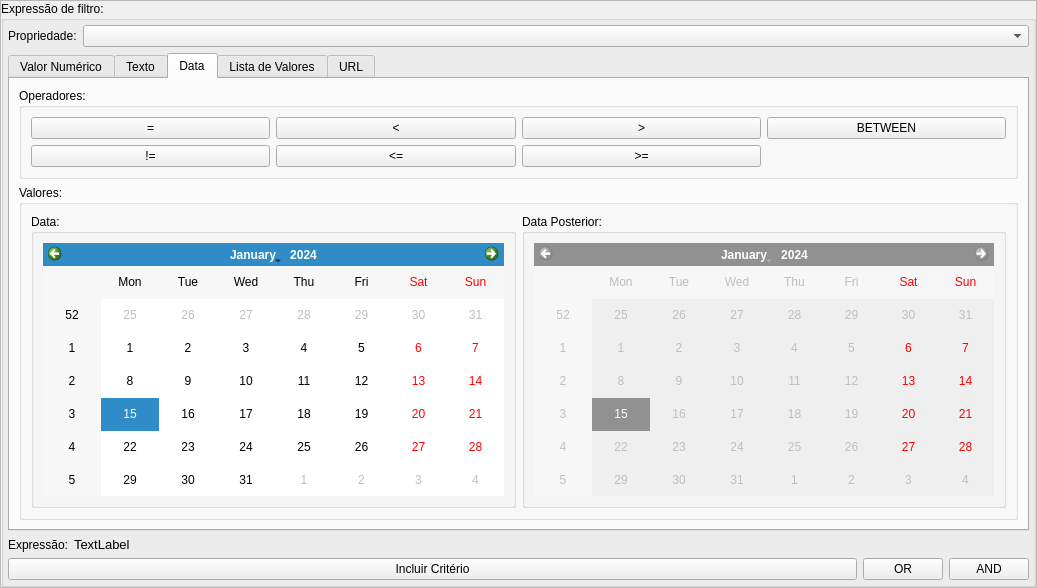
First picture: the form in IBGEVisualizer/gui/v2/components/frame_filter_expression.ui, repository IDEHCO3/hyper-qgis-plugin, before the edit.
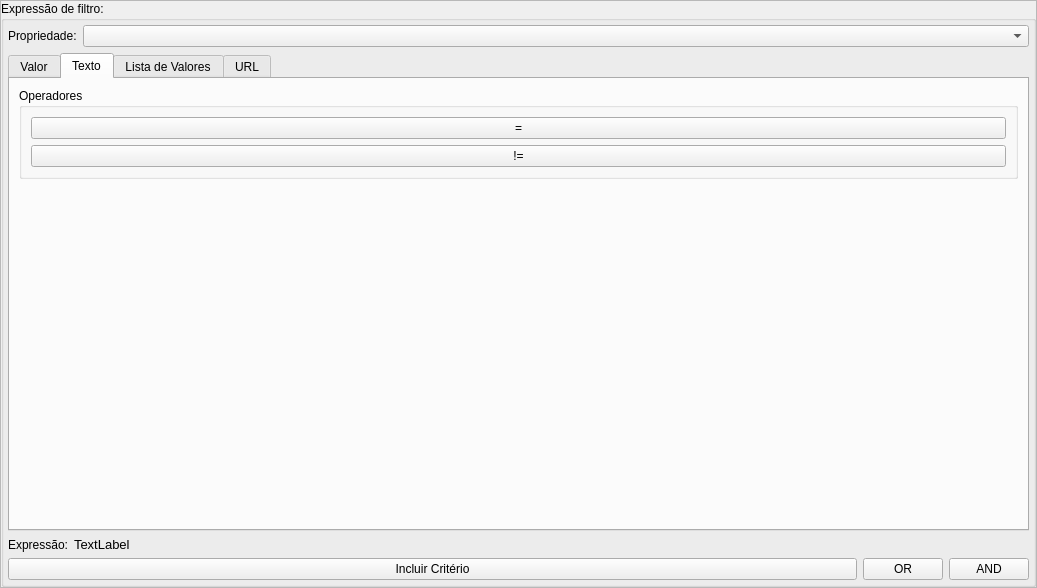
Second picture: the form after the edit. The open tabs and pages were chosen to show the change.

```diff
--- a/IBGEVisualizer/gui/v2/components/frame_filter_expression.ui
+++ b/IBGEVisualizer/gui/v2/components/frame_filter_expression.ui
@@ -114,7 +114,7 @@
         </property>
         <widget class="QWidget" name="tab_value">
          <attribute name="title">
-          <string>Valor Numérico</string>
+          <string>Valor</string>
          </attribute>
          <layout class="QVBoxLayout" name="verticalLayout">
           <item>
@@ -290,133 +290,6 @@
           </item>
          </layout>
         </widget>
-        <widget class="QWidget" name="tab_date">
-         <attribute name="title">
-          <string>Data</string>
-         </attribute>
-         <layout class="QVBoxLayout" name="verticalLayout_3">
-          <item>
-           <widget class="QGroupBox" name="groupBox_4">
-            <property name="title">
-             <string>Operadores:</string>
-            </property>
-            <layout class="QGridLayout" name="gridLayout_6">
-             <item row="0" column="3">
-              <widget class="QPushButton" name="tabDate_bt_between">
-               <property name="text">
-                <string>BETWEEN</string>
-               </property>
-              </widget>
-             </item>
-             <item row="0" column="0">
-              <widget class="QPushButton" name="tabDate_bt_eq">
-               <property name="text">
-                <string>=</string>
-               </property>
-              </widget>
-             </item>
-             <item row="0" column="1">
-              <widget class="QPushButton" name="tabDate_bt_lt">
-               <property name="text">
-                <string>&lt;</string>
-               </property>
-              </widget>
-             </item>
-             <item row="0" column="2">
-              <widget class="QPushButton" name="tabDate_bt_gt">
-               <property name="text">
-                <string>&gt;</string>
-               </property>
-              </widget>
-             </item>
-             <item row="1" column="0">
-              <widget class="QPushButton" name="tabDate_bt_neq">
-               <property name="text">
-                <string>!=</string>
-               </property>
-              </widget>
-             </item>
-             <item row="1" column="1">
-              <widget class="QPushButton" name="tabDate_bt_lte">
-               <property name="text">
-                <string>&lt;=</string>
-               </property>
-              </widget>
-             </item>
-             <item row="1" column="2">
-              <widget class="QPushButton" name="tabDate_bt_gte">
-               <property name="text">
-                <string>&gt;=</string>
-               </property>
-              </widget>
-             </item>
-            </layout>
-           </widget>
-          </item>
-          <item>
-           <widget class="QGroupBox" name="groupBox_2">
-            <property name="title">
-             <string>Valores:</string>
-            </property>
-            <layout class="QGridLayout" name="gridLayout_3">
-             <item row="0" column="0">
-              <widget class="QGroupBox" name="groupBox_3">
-               <property name="title">
-                <string>Data:</string>
-               </property>
-               <property name="flat">
-                <bool>false</bool>
-               </property>
-               <layout class="QGridLayout" name="gridLayout_9">
-                <item row="0" column="0">
-                 <widget class="QCalendarWidget" name="calendar_date"/>
-                </item>
-               </layout>
-              </widget>
-             </item>
-             <item row="0" column="1">
-              <widget class="QGroupBox" name="groupBox_9">
-               <property name="enabled">
-                <bool>true</bool>
-               </property>
-               <property name="title">
-                <string>Data Posterior:</string>
-               </property>
-               <property name="flat">
-                <bool>false</bool>
-               </property>
-               <layout class="QGridLayout" name="gridLayout_10">
-                <item row="0" column="0">
-                 <widget class="QCalendarWidget" name="calendar_date_post">
-                  <property name="enabled">
-                   <bool>false</bool>
-                  </property>
-                 </widget>
-                </item>
-               </layout>
-              </widget>
-             </item>
-            </layout>
-           </widget>
-          </item>
-          <item>
-           <spacer name="verticalSpacer_2">
-            <property name="orientation">
-             <enum>Qt::Vertical</enum>
-            </property>
-            <property name="sizeType">
-             <enum>QSizePolicy::Minimum</enum>
-            </property>
-            <property name="sizeHint" stdset="0">
-             <size>
-              <width>20</width>
-              <height>0</height>
-             </size>
-            </property>
-           </spacer>
-          </item>
-         </layout>
-        </widget>
         <widget class="QWidget" name="tab_value_list">
          <attribute name="title">
           <string>Lista de Valores</string>
```
Left out of the diff: 98 changed lines with no effect on the pictures.
